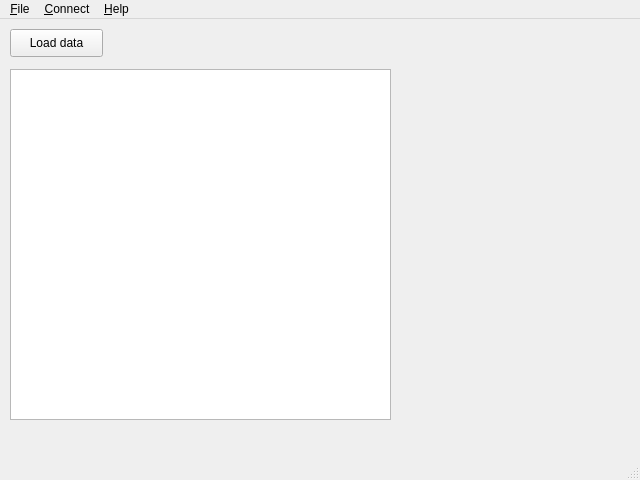
Above: app/thermograph/mainwindow.ui from wi1k1n/thermograph-arduino before the change. Below: the same form after it.
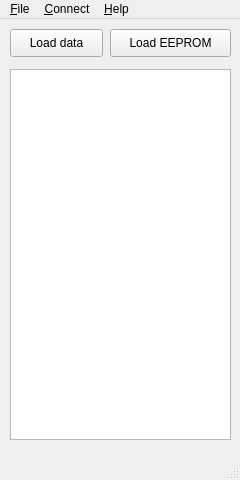
That is the form after the change.

Commit message: send meas[] and eeprom on usb; QTApp: minor changes & fixes

Diff of the .ui file:
```diff
--- a/app/thermograph/mainwindow.ui
+++ b/app/thermograph/mainwindow.ui
@@ -6,7 +6,7 @@
    <rect>
     <x>0</x>
     <y>0</y>
-    <width>640</width>
+    <width>240</width>
     <height>480</height>
    </rect>
   </property>
@@ -38,18 +38,31 @@
      <rect>
       <x>10</x>
       <y>50</y>
-      <width>381</width>
-      <height>351</height>
+      <width>221</width>
+      <height>371</height>
      </rect>
     </property>
    </widget>
+   <widget class="QPushButton" name="btnGetEEPROM">
+    <property name="geometry">
+     <rect>
+      <x>110</x>
+      <y>10</y>
+      <width>121</width>
+      <height>28</height>
+     </rect>
+    </property>
+    <property name="text">
+     <string>Load EEPROM</string>
+    </property>
+   </widget>
   </widget>
   <widget class="QMenuBar" name="menubar">
    <property name="geometry">
     <rect>
      <x>0</x>
      <y>0</y>
-     <width>640</width>
+     <width>240</width>
      <height>26</height>
     </rect>
    </property>
```
The commit also changes 4 other files.
